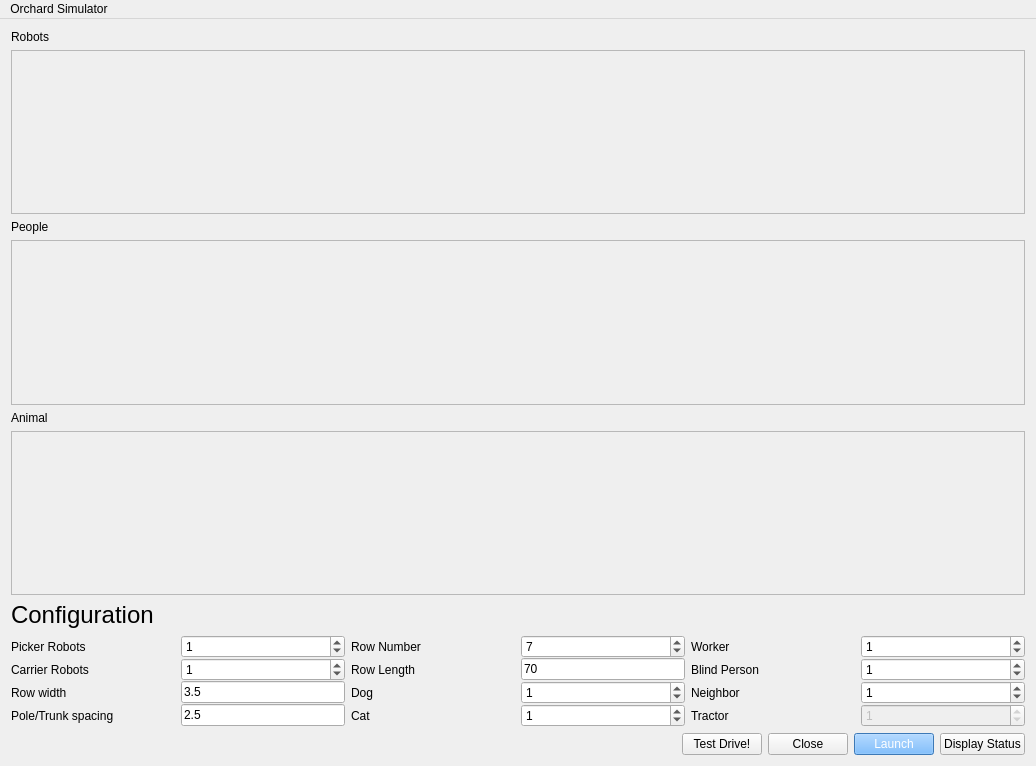
This is gui/mainwindow.ui in gdsl/SOFTENG-306-PROJECT-1 as Qt 5 draws it before an edit. The edited form follows.
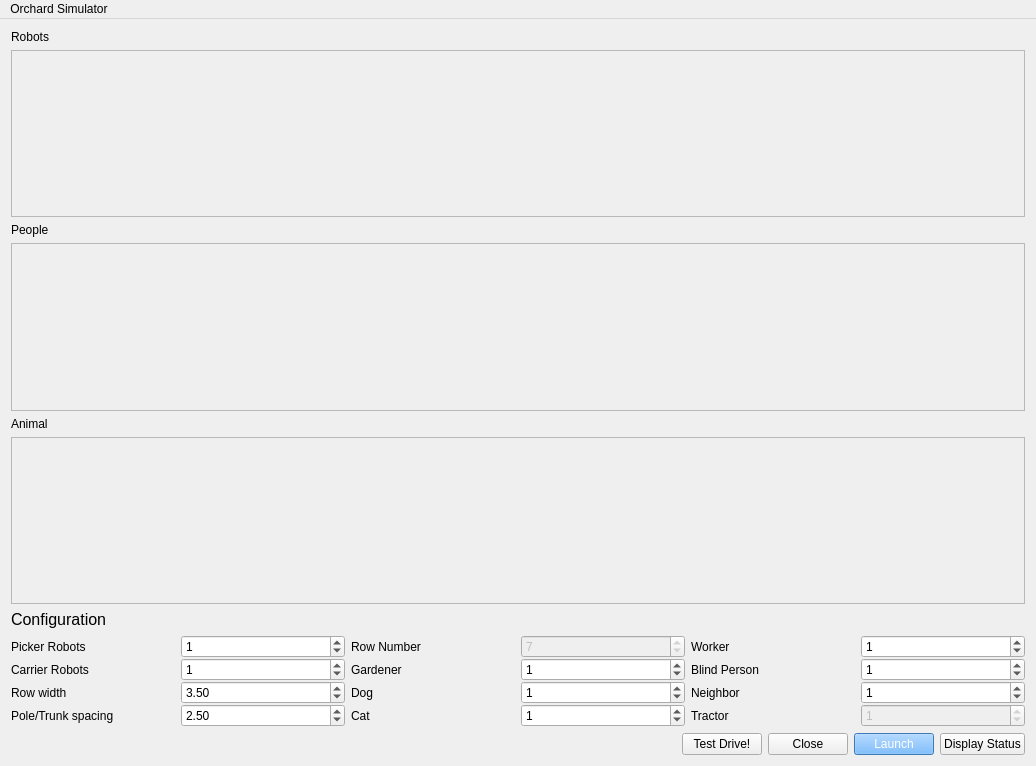
This is the edited form.

Commit message: made gui more stable

Patch:
```diff
--- a/gui/mainwindow.ui
+++ b/gui/mainwindow.ui
@@ -47,7 +47,7 @@
            <x>0</x>
            <y>0</y>
            <width>1014</width>
-           <height>145</height>
+           <height>148</height>
           </rect>
          </property>
          <layout class="QHBoxLayout" name="horizontalLayout_3"/>
@@ -76,7 +76,7 @@
            <x>0</x>
            <y>0</y>
            <width>1014</width>
-           <height>145</height>
+           <height>148</height>
           </rect>
          </property>
          <layout class="QHBoxLayout" name="horizontalLayout_4"/>
@@ -105,7 +105,7 @@
            <x>0</x>
            <y>0</y>
            <width>1014</width>
-           <height>145</height>
+           <height>148</height>
           </rect>
          </property>
          <layout class="QHBoxLayout" name="horizontalLayout_5"/>
@@ -127,7 +127,7 @@
         <property name="font">
          <font>
           <family>Ubuntu</family>
-          <pointsize>18</pointsize>
+          <pointsize>12</pointsize>
           <weight>7</weight>
           <italic>false</italic>
           <bold>false</bold>
@@ -204,6 +204,9 @@
         </item>
         <item row="0" column="3">
          <widget class="QSpinBox" name="rowNumberSpinner">
+          <property name="enabled">
+           <bool>false</bool>
+          </property>
           <property name="value">
            <number>7</number>
           </property>
@@ -275,6 +278,13 @@
           </property>
          </widget>
         </item>
+        <item row="2" column="2">
+         <widget class="QLabel" name="rowLengthLabel">
+          <property name="text">
+           <string>Gardener</string>
+          </property>
+         </widget>
+        </item>
         <item row="0" column="4">
          <widget class="QLabel" name="workerLabel">
           <property name="text">
@@ -289,49 +299,30 @@
           </property>
          </widget>
         </item>
-        <item row="2" column="2">
-         <widget class="QLabel" name="rowLengthLabel">
-          <property name="text">
-           <string>Row Length</string>
-          </property>
-         </widget>
-        </item>
         <item row="2" column="3">
-         <widget class="QLineEdit" name="rowLengthField">
-          <property name="sizePolicy">
-           <sizepolicy hsizetype="Minimum" vsizetype="Fixed">
-            <horstretch>0</horstretch>
-            <verstretch>0</verstretch>
-           </sizepolicy>
-          </property>
-          <property name="text">
-           <string>70</string>
+         <widget class="QSpinBox" name="gardenerSpinner">
+          <property name="value">
+           <number>1</number>
           </property>
          </widget>
         </item>
         <item row="4" column="1">
-         <widget class="QLineEdit" name="rowWidthField">
-          <property name="sizePolicy">
-           <sizepolicy hsizetype="Minimum" vsizetype="Fixed">
-            <horstretch>0</horstretch>
-            <verstretch>0</verstretch>
-           </sizepolicy>
+         <widget class="QDoubleSpinBox" name="rowWidthSpinner">
+          <property name="singleStep">
+           <double>0.100000000000000</double>
           </property>
-          <property name="text">
-           <string>3.5</string>
+          <property name="value">
+           <double>3.500000000000000</double>
           </property>
          </widget>
         </item>
         <item row="5" column="1">
-         <widget class="QLineEdit" name="spacingField">
-          <property name="sizePolicy">
-           <sizepolicy hsizetype="Minimum" vsizetype="Fixed">
-            <horstretch>0</horstretch>
-            <verstretch>0</verstretch>
-           </sizepolicy>
+         <widget class="QDoubleSpinBox" name="spacingSpinner">
+          <property name="singleStep">
+           <double>0.100000000000000</double>
           </property>
-          <property name="text">
-           <string>2.5</string>
+          <property name="value">
+           <double>2.500000000000000</double>
           </property>
          </widget>
         </item>
```
Left out of the diff: 14 changed lines with no effect on the pictures. The commit also changes 2 other files.
